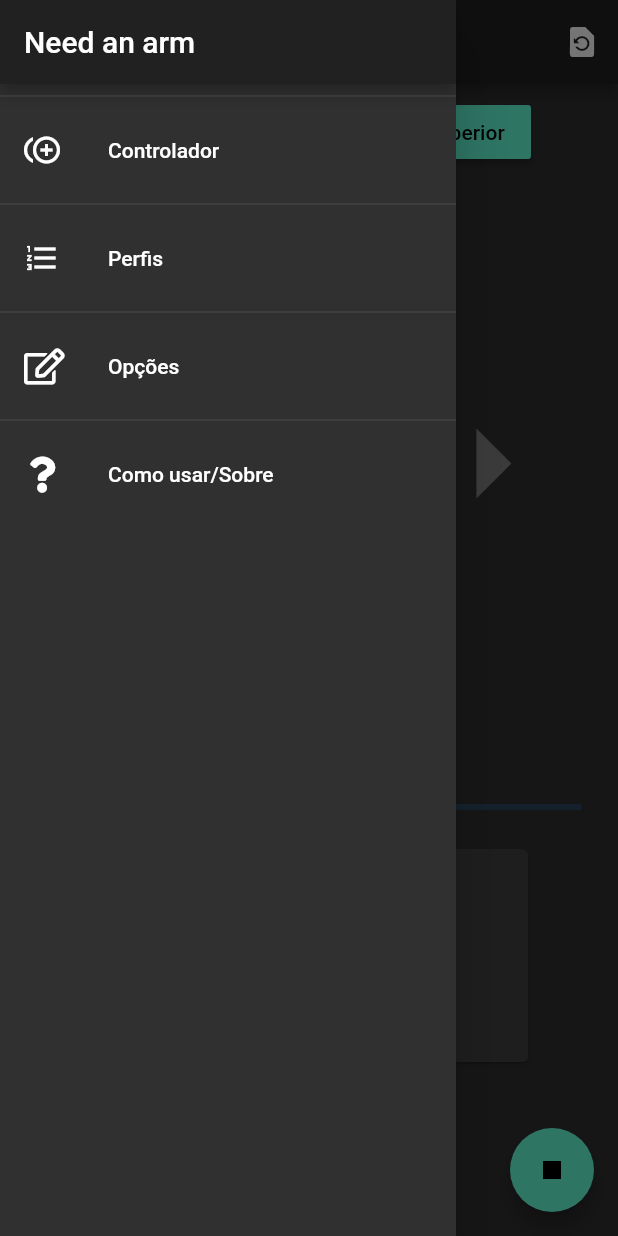
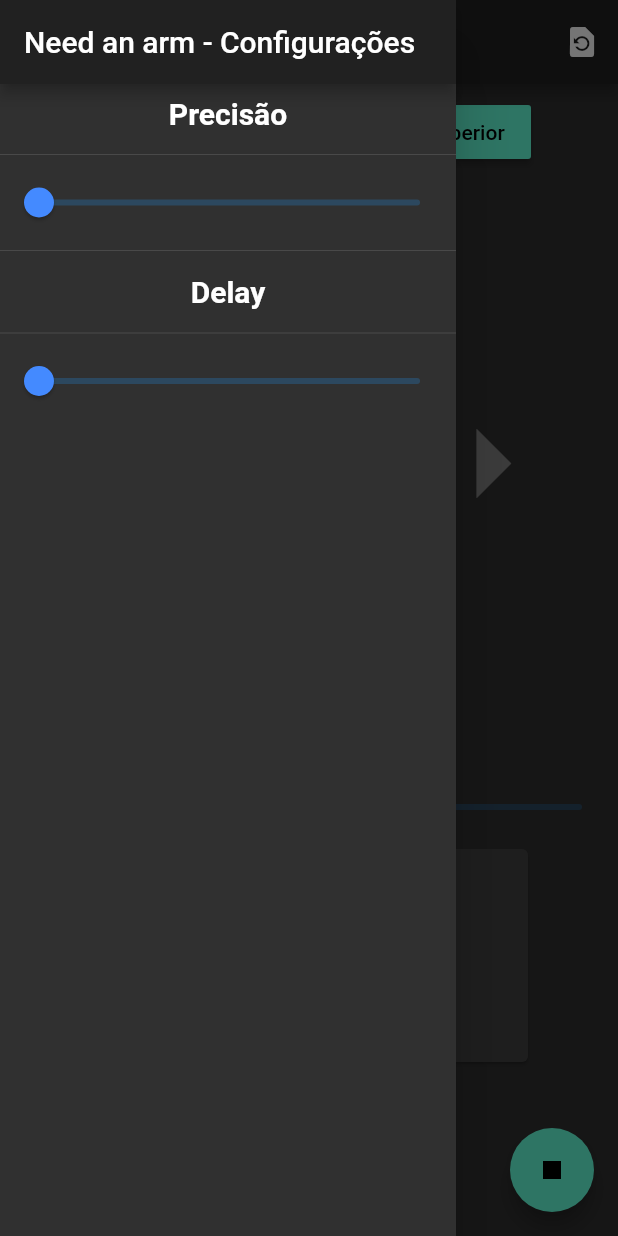
Before and after one commit to gombk/need_an_arm, a Flutter app: the RecordingScreen screen opened by its route, with the side drawer open, on a phone screen of 412 x 824 dp. Run offline on Flutter 3.47's test engine with Material 2 defaults, Android fonts, the phone set to English and light mode, and no system bars; our stand-ins replace flare_flutter, fluttertoast, font_awesome_flutter, shared_preferences; accounts and stored records are empty.

Commit message:
add options drawer

```diff
--- a/lib/providers/comandos_provider.dart
+++ b/lib/providers/comandos_provider.dart
@@ -12,7 +12,10 @@ class ComandosProvider with ChangeNotifier {
   bool _isRecording = false;
   bool isOpen = true;
   List<String> comandos = [];
+  int _precisionValue = 0;
+  int _delayValue = 0;
 
+  // GETTERS START
   List<String> get cmd {
     return comandos;
   }
@@ -28,6 +31,16 @@ class ComandosProvider with ChangeNotifier {
   bool get connected {
     return _isConnected;
   }
+
+  int get precisionValue {
+    return _precisionValue;
+  }
+
+  int get delayValue {
+    return _delayValue;
+  }
+
+  // GETTERS END
 
   void changeMode() {
     _isRecording = !_isRecording;
@@ -221,4 +234,11 @@ class ComandosProvider with ChangeNotifier {
   void doneHandler() {
     socket.destroy();
   }
+
+  void receiveDelayAndPrecisionValues({int precision, int delay}) {
+    precision = _precisionValue.round();
+    delay = _delayValue.round();
+
+    notifyListeners();
+  }
 }
--- a/lib/screens/options_screen.dart
+++ b/lib/screens/options_screen.dart
@@ -85,12 +85,6 @@ class _OptionsScreenState extends State<OptionsScreen> {
                 _readPrefIP();
                 _fixateIP = !_fixateIP;
                 newValue = _fixateIP;
-
-                if (newValue) {
-                  _savePrefIP();
-                } else {
-                  _removePrefIP();
-                }
               });
             }),
             _fixateIP
--- a/lib/screens/recording_screen.dart
+++ b/lib/screens/recording_screen.dart
@@ -5,7 +5,7 @@ import '../providers/comandos_provider.dart';
 import '../widgets/controles.dart';
 import '../widgets/servos.dart';
 import '../widgets/lista_comandos.dart';
-import '../widgets/drawer.dart';
+import '../widgets/options_drawer.dart';
 
 enum ServoAtivo {
   Nenhum,
@@ -24,12 +24,14 @@ class RecordingScreen extends StatefulWidget {
 class _RecordingScreenState extends State<RecordingScreen> {
   var _servoSelecionado = ServoAtivo.Nenhum;
   int _valorSlider = 0;
+  final GlobalKey<ScaffoldState> _scaffoldKey = new GlobalKey<ScaffoldState>();
 
   @override
   Widget build(BuildContext context) {
     final cmdProvider = Provider.of<ComandosProvider>(context);
 
     return Scaffold(
+      key: _scaffoldKey,
       appBar: AppBar(
         title: Text('Need an Arm - Gravando'),
         actions: <Widget>[
@@ -42,8 +44,12 @@ class _RecordingScreenState extends State<RecordingScreen> {
             },
           ),
         ],
+        leading: IconButton(
+          icon: Icon(Icons.settings_applications),
+          onPressed: () => _scaffoldKey.currentState.openDrawer(),
+        ),
       ),
-      drawer: AppDrawer(),
+      drawer: OptionsDrawer(),
       body: SingleChildScrollView(
         child: Column(
           // coluna principal, armazena todos os widgets
@@ -89,12 +95,14 @@ class _RecordingScreenState extends State<RecordingScreen> {
                 ? ControlesWidget(Icons.arrow_drop_up, 110, () {
                     if (_servoSelecionado == ServoAtivo.Medio) {
                       setState(() {
-                        cmdProvider.calcAngServo('S3', 'UP', _valorSlider);
+                        cmdProvider.calcAngServo(
+                            'S3', 'UP', cmdProvider.precisionValue);
                       });
                       cmdProvider.socket.write(cmdProvider.servoComando);
                     } else {
                       setState(() {
-                        cmdProvider.calcAngServo('S2', 'UP', _valorSlider);
+                        cmdProvider.calcAngServo(
+                            'S2', 'UP', cmdProvider.precisionValue);
                       });
                       cmdProvider.socket.write(cmdProvider.servoComando);
                     }
@@ -109,20 +117,20 @@ class _RecordingScreenState extends State<RecordingScreen> {
                       ControlesWidget(Icons.arrow_left, 110, () {
                         setState(() {
                           cmdProvider.calcAngServo('S1', 'E', _valorSlider);
-                          cmdProvider.socket.write(cmdProvider.servoComando);
                         });
+                        cmdProvider.socket.write(cmdProvider.servoComando);
                       }), // controle esquerda
                       ControlesWidget(Icons.radio_button_unchecked, 100, () {
                         setState(() {
                           cmdProvider.garra();
-                          cmdProvider.socket.write(cmdProvider.servoComando);
                         });
+                        cmdProvider.socket.write(cmdProvider.servoComando);
                       }), // controle grab
                       ControlesWidget(Icons.arrow_right, 110, () {
                         setState(() {
                           cmdProvider.calcAngServo('S1', 'D', _valorSlider);
-                          cmdProvider.socket.write(cmdProvider.servoComando);
                         });
+                        cmdProvider.socket.write(cmdProvider.servoComando);
                       }) // controle direita
                     ],
                   )
@@ -134,8 +142,8 @@ class _RecordingScreenState extends State<RecordingScreen> {
                       ControlesWidget(Icons.radio_button_unchecked, 100, () {
                         setState(() {
                           cmdProvider.garra();
-                          cmdProvider.socket.write(cmdProvider.servoComando);
                         });
+                        cmdProvider.socket.write(cmdProvider.servoComando);
                       }), // controle grab
                       ControlesWidget(
                           Icons.arrow_right, 110, null), // controle direita
@@ -148,14 +156,14 @@ class _RecordingScreenState extends State<RecordingScreen> {
                 ControlesWidget(Icons.arrow_drop_down, 110, () {
                     if (_servoSelecionado == ServoAtivo.Medio) {
                       setState(() {
-                       cmdProvider.calcAngServo('S3', 'DOWN', _valorSlider);
-                       cmdProvider.socket.write(cmdProvider.servoComando);
+                        cmdProvider.calcAngServo('S3', 'DOWN', _valorSlider);
                       });
+                      cmdProvider.socket.write(cmdProvider.servoComando);
                     } else {
                       setState(() {
                         cmdProvider.calcAngServo('S2', 'DOWN', _valorSlider);
-                        cmdProvider.socket.write(cmdProvider.servoComando);
                       });
+                      cmdProvider.socket.write(cmdProvider.servoComando);
                     }
                   })
                 : ControlesWidget(Icons.arrow_drop_down, 110, null),
--- /dev/null
+++ b/lib/widgets/options_drawer.dart
@@ -0,0 +1,82 @@
+import 'package:flutter/material.dart';
+import 'package:provider/provider.dart';
+
+import '../providers/comandos_provider.dart';
+
+class OptionsDrawer extends StatefulWidget {
+  @override
+  _OptionsDrawerState createState() => _OptionsDrawerState();
+}
+
+class _OptionsDrawerState extends State<OptionsDrawer> {
+  int _sliderPrecisao = 0;
+  int _sliderDelay = 0;
+
+  @override
+  Widget build(BuildContext context) {
+    final valueProvider = Provider.of<ComandosProvider>(context);
+    return Drawer(
+      child: Column(
+        children: <Widget>[
+          AppBar(
+            title: Text('Need an arm - Configurações'),
+            automaticallyImplyLeading: false,
+          ),
+          Padding(
+            padding: const EdgeInsets.all(8.0),
+            child: Text(
+              'Precisão',
+              style: TextStyle(
+                fontSize: 20,
+                fontWeight: FontWeight.bold,
+              ),
+            ),
+          ),
+          Divider(),
+          Slider(
+            activeColor: Colors.blueAccent,
+            value: _sliderPrecisao.toDouble(),
+            min: 0.0,
+            max: 180.0,
+            divisions: 180,
+            label: '$_sliderPrecisao',
+            onChanged: (double newValue) {
+              setState(() {
+                _sliderPrecisao = newValue.round();
+                valueProvider.receiveDelayAndPrecisionValues(
+                    precision: _sliderPrecisao);
+              });
+            },
+          ),
+          Divider(),
+          Padding(
+            padding: const EdgeInsets.all(8.0),
+            child: Text(
+              'Delay',
+              style: TextStyle(
+                fontSize: 20,
+                fontWeight: FontWeight.bold,
+              ),
+            ),
+          ),
+          Divider(),
+          Slider(
+            activeColor: Colors.blueAccent,
+            value: _sliderDelay.toDouble(),
+            min: 0.0,
+            max: 10000.0,
+            divisions: 100,
+            label: '$_sliderDelay',
+            onChanged: (double newValue) {
+              setState(() {
+                _sliderDelay = newValue.round();
+                valueProvider.receiveDelayAndPrecisionValues(
+                    delay: _sliderPrecisao);
+              });
+            },
+          ),
+        ],
+      ),
+    );
+  }
+}
```
Also changed, not shown: lib/screens/controller_screen.dart (+13 -3 lines), pubspec.lock, 1 other file.
